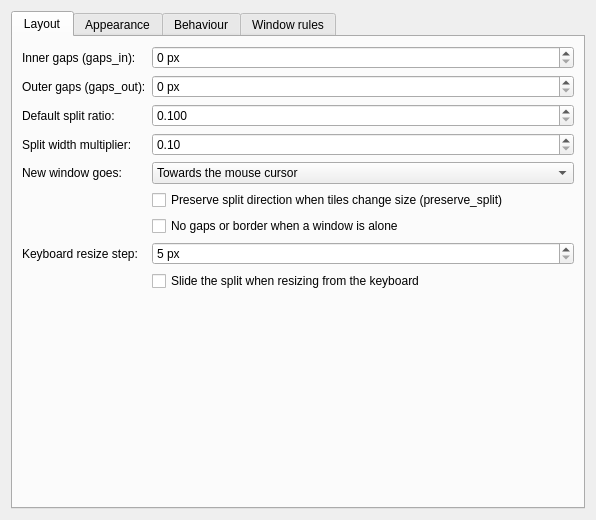
Qt form package/contents/ui/config.ui (DGBooth/HyprKwin) before a commit.
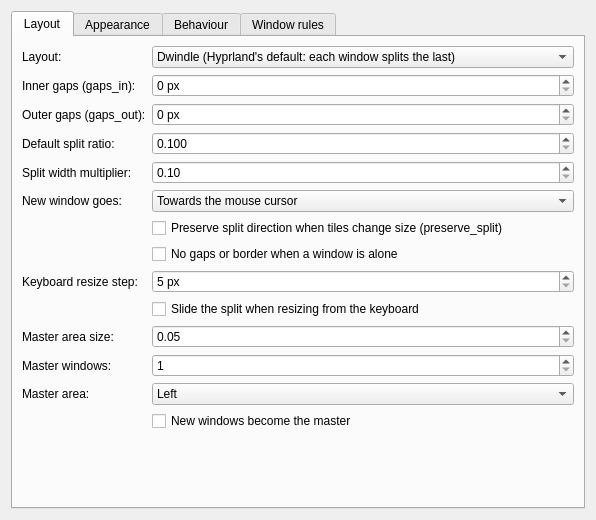
The same form after that commit. Custom widgets are drawn as their Qt base class.

Commit message: Master and monocle layouts

Patch:
```diff
--- a/package/contents/ui/config.ui
+++ b/package/contents/ui/config.ui
@@ -13,28 +13,39 @@
       <attribute name="title"><string>Layout</string></attribute>
       <layout class="QFormLayout" name="layoutForm">
        <item row="0" column="0">
-        <widget class="QLabel" name="gapsInLabel"><property name="text"><string>Inner gaps (gaps_in):</string></property></widget>
+        <widget class="QLabel" name="defaultLayoutLabel"><property name="text"><string>Layout:</string></property></widget>
        </item>
        <item row="0" column="1">
+        <widget class="QComboBox" name="kcfg_DefaultLayout">
+         <property name="toolTip"><string>The layout new workspaces use. Each workspace can be switched separately with the "Next layout" shortcut (Meta+Shift+J by default).</string></property>
+         <item><property name="text"><string>Dwindle (Hyprland's default: each window splits the last)</string></property></item>
+         <item><property name="text"><string>Master (a master area beside a stack)</string></property></item>
+         <item><property name="text"><string>Monocle (one window at a time, full size)</string></property></item>
+        </widget>
+       </item>
+       <item row="1" column="0">
+        <widget class="QLabel" name="gapsInLabel"><property name="text"><string>Inner gaps (gaps_in):</string></property></widget>
+       </item>
+       <item row="1" column="1">
         <widget class="QSpinBox" name="kcfg_GapsIn">
          <property name="suffix"><string> px</string></property>
          <property name="maximum"><number>200</number></property>
          <property name="toolTip"><string>Space around each window. Two neighbouring windows are twice this apart, like Hyprland.</string></property>
         </widget>
        </item>
-       <item row="1" column="0">
+       <item row="2" column="0">
         <widget class="QLabel" name="gapsOutLabel"><property name="text"><string>Outer gaps (gaps_out):</string></property></widget>
        </item>
-       <item row="1" column="1">
+       <item row="2" column="1">
         <widget class="QSpinBox" name="kcfg_GapsOut">
          <property name="suffix"><string> px</string></property>
          <property name="maximum"><number>400</number></property>
         </widget>
        </item>
-       <item row="2" column="0">
+       <item row="3" column="0">
         <widget class="QLabel" name="splitRatioLabel"><property name="text"><string>Default split ratio:</string></property></widget>
        </item>
-       <item row="2" column="1">
+       <item row="3" column="1">
         <widget class="QDoubleSpinBox" name="kcfg_SplitRatio">
          <property name="minimum"><double>0.1</double></property>
          <property name="maximum"><double>1.9</double></property>
@@ -43,10 +54,10 @@
          <property name="toolTip"><string>dwindle:default_split_ratio. 1.0 is an even split; the first (left/top) window gets ratio / 2.</string></property>
         </widget>
        </item>
-       <item row="3" column="0">
+       <item row="4" column="0">
         <widget class="QLabel" name="multiplierLabel"><property name="text"><string>Split width multiplier:</string></property></widget>
        </item>
-       <item row="3" column="1">
+       <item row="4" column="1">
         <widget class="QDoubleSpinBox" name="kcfg_SplitWidthMultiplier">
          <property name="minimum"><double>0.1</double></property>
          <property name="maximum"><double>4.0</double></property>
@@ -54,10 +65,10 @@
          <property name="toolTip"><string>dwindle:split_width_multiplier. Values above 1 favour side-by-side splits.</string></property>
         </widget>
        </item>
-       <item row="4" column="0">
+       <item row="5" column="0">
         <widget class="QLabel" name="forceSplitLabel"><property name="text"><string>New window goes:</string></property></widget>
        </item>
-       <item row="4" column="1">
+       <item row="5" column="1">
         <widget class="QComboBox" name="kcfg_ForceSplit">
          <property name="toolTip"><string>dwindle:force_split</string></property>
          <item><property name="text"><string>Towards the mouse cursor</string></property></item>
@@ -65,32 +76,72 @@
          <item><property name="text"><string>Right / bottom</string></property></item>
         </widget>
        </item>
-       <item row="5" column="1">
+       <item row="6" column="1">
         <widget class="QCheckBox" name="kcfg_PreserveSplit">
          <property name="text"><string>Preserve split direction when tiles change size (preserve_split)</string></property>
         </widget>
        </item>
-       <item row="6" column="1">
+       <item row="7" column="1">
         <widget class="QCheckBox" name="kcfg_NoGapsWhenOnly">
          <property name="text"><string>No gaps or border when a window is alone</string></property>
         </widget>
        </item>
-       <item row="7" column="0">
+       <item row="8" column="0">
         <widget class="QLabel" name="resizeStepLabel"><property name="text"><string>Keyboard resize step:</string></property></widget>
        </item>
-       <item row="7" column="1">
+       <item row="8" column="1">
         <widget class="QSpinBox" name="kcfg_ResizeStep">
          <property name="suffix"><string> px</string></property>
          <property name="minimum"><number>5</number></property>
          <property name="maximum"><number>1000</number></property>
         </widget>
        </item>
-       <item row="8" column="1">
+       <item row="9" column="1">
         <widget class="QCheckBox" name="kcfg_SlideDivider">
          <property name="text"><string>Slide the split when resizing from the keyboard</string></property>
          <property name="toolTip"><string>The divider slides over a fifth of a second, and each app still resizes only once: the one that grows straight away, the one that shrinks as soon as the divider has passed. Needs the "HyprKwin animations" desktop effect; turn this off if you do not use it. Off: the divider jumps.</string></property>
         </widget>
        </item>
+       <item row="10" column="0">
+        <widget class="QLabel" name="masterFactorLabel"><property name="text"><string>Master area size:</string></property></widget>
+       </item>
+       <item row="10" column="1">
+        <widget class="QDoubleSpinBox" name="kcfg_MasterFactor">
+         <property name="minimum"><double>0.05</double></property>
+         <property name="maximum"><double>0.95</double></property>
+         <property name="singleStep"><double>0.05</double></property>
+         <property name="toolTip"><string>master:mfact. The share of the screen the master area takes, adjustable per workspace with the resize keys.</string></property>
+        </widget>
+       </item>
+       <item row="11" column="0">
+        <widget class="QLabel" name="masterCountLabel"><property name="text"><string>Master windows:</string></property></widget>
+       </item>
+       <item row="11" column="1">
+        <widget class="QSpinBox" name="kcfg_MasterCount">
+         <property name="minimum"><number>1</number></property>
+         <property name="maximum"><number>9</number></property>
+         <property name="toolTip"><string>How many windows share the master area (Meta+&gt; and Meta+&lt; change it per workspace).</string></property>
+        </widget>
+       </item>
+       <item row="12" column="0">
+        <widget class="QLabel" name="masterOrientationLabel"><property name="text"><string>Master area:</string></property></widget>
+       </item>
+       <item row="12" column="1">
+        <widget class="QComboBox" name="kcfg_MasterOrientation">
+         <property name="toolTip"><string>master:orientation. "Centre" puts the master in the middle with the other windows either side, the three-column layout.</string></property>
+         <item><property name="text"><string>Left</string></property></item>
+         <item><property name="text"><string>Right</string></property></item>
+         <item><property name="text"><string>Top</string></property></item>
+         <item><property name="text"><string>Bottom</string></property></item>
+         <item><property name="text"><string>Centre</string></property></item>
+        </widget>
+       </item>
+       <item row="13" column="1">
+        <widget class="QCheckBox" name="kcfg_MasterNewIsMaster">
+         <property name="text"><string>New windows become the master</string></property>
+         <property name="toolTip"><string>master:new_status. Off: a new window joins the end of the stack.</string></property>
+        </widget>
+       </item>
       </layout>
      </widget>
      <widget class="QWidget" name="appearanceTab">
```
The commit also changes 9 other files.
